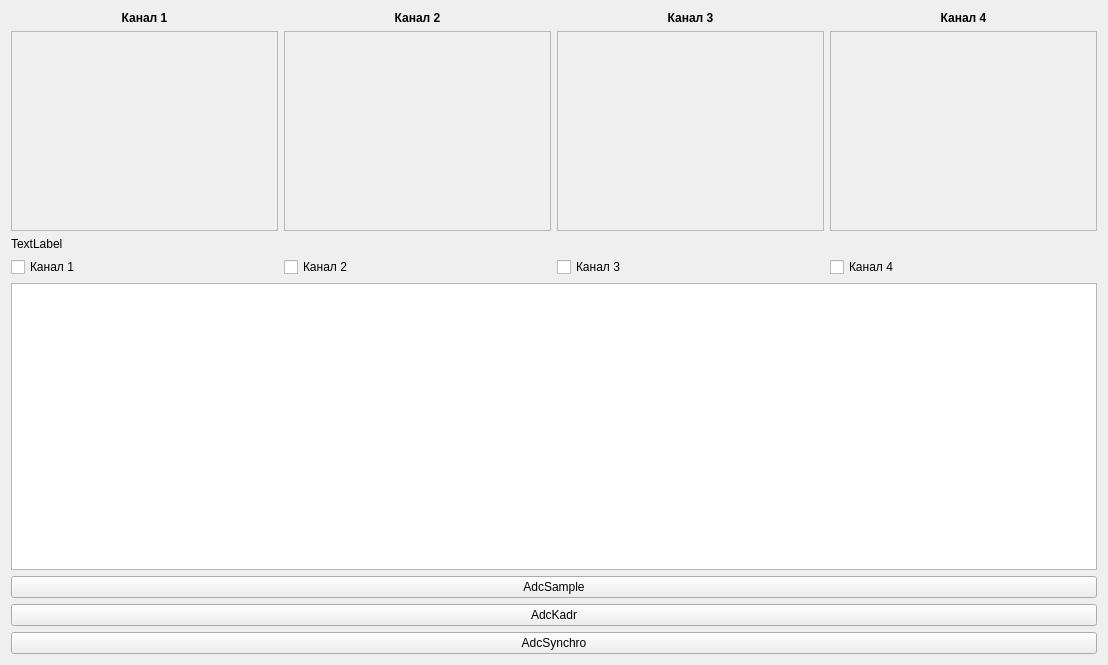
First picture: the form in widget.ui, repository krang4d/Agrekola, before the edit.
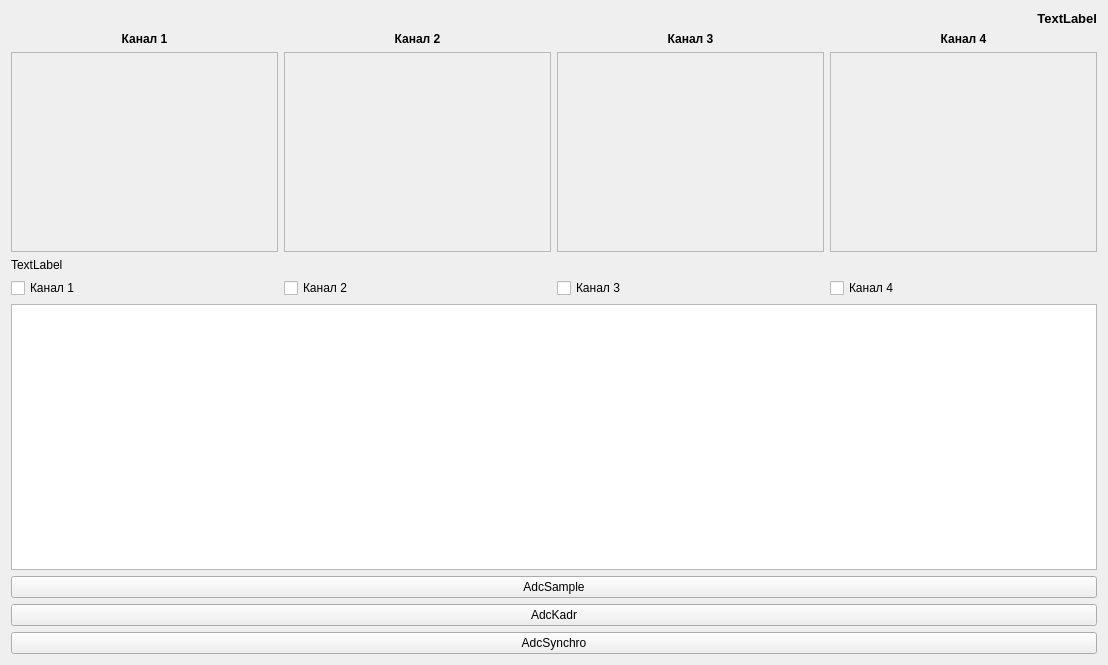
Second picture: the form after the edit. Custom widgets are drawn as their Qt base class.

Patch:
```diff
--- a/widget.ui
+++ b/widget.ui
@@ -10,45 +10,36 @@
     <height>665</height>
    </rect>
   </property>
+  <property name="font">
+   <font>
+    <weight>50</weight>
+    <bold>false</bold>
+   </font>
+  </property>
   <property name="windowTitle">
    <string>Widget</string>
   </property>
   <layout class="QVBoxLayout" name="verticalLayout_2">
+   <item>
+    <widget class="QLabel" name="label_TD">
+     <property name="font">
+      <font>
+       <pointsize>10</pointsize>
+       <weight>75</weight>
+       <bold>true</bold>
+      </font>
+     </property>
+     <property name="text">
+      <string>TextLabel</string>
+     </property>
+     <property name="alignment">
+      <set>Qt::AlignRight|Qt::AlignTrailing|Qt::AlignVCenter</set>
+     </property>
+    </widget>
+   </item>
    <item>
     <layout class="QGridLayout" name="gridLayout">
-     <item row="0" column="0">
-      <widget class="QLabel" name="label">
-       <property name="font">
-        <font>
-         <weight>75</weight>
-         <bold>true</bold>
-        </font>
-       </property>
-       <property name="text">
-        <string>Канал 1</string>
-       </property>
-       <property name="alignment">
-        <set>Qt::AlignCenter</set>
-       </property>
-      </widget>
-     </item>
-     <item row="0" column="1">
-      <widget class="QLabel" name="label_2">
-       <property name="font">
-        <font>
-         <weight>75</weight>
-         <bold>true</bold>
-        </font>
-       </property>
-       <property name="text">
-        <string>Канал 2</string>
-       </property>
-       <property name="alignment">
-        <set>Qt::AlignCenter</set>
-       </property>
-      </widget>
-     </item>
-     <item row="0" column="2">
+     <item row="1" column="2">
       <widget class="QLabel" name="label_3">
        <property name="font">
         <font>
@@ -64,7 +55,23 @@
        </property>
       </widget>
      </item>
-     <item row="0" column="3">
+     <item row="1" column="1">
+      <widget class="QLabel" name="label_2">
+       <property name="font">
+        <font>
+         <weight>75</weight>
+         <bold>true</bold>
+        </font>
+       </property>
+       <property name="text">
+        <string>Канал 2</string>
+       </property>
+       <property name="alignment">
+        <set>Qt::AlignCenter</set>
+       </property>
+      </widget>
+     </item>
+     <item row="1" column="3">
       <widget class="QLabel" name="label_4">
        <property name="font">
         <font>
@@ -81,18 +88,18 @@
       </widget>
      </item>
      <item row="1" column="0">
-      <widget class="QCustomPlot" name="frame_1">
-       <property name="minimumSize">
-        <size>
-         <width>200</width>
-         <height>200</height>
-        </size>
+      <widget class="QLabel" name="label">
+       <property name="font">
+        <font>
+         <weight>75</weight>
+         <bold>true</bold>
+        </font>
        </property>
-       <property name="frameShape">
-        <enum>QFrame::StyledPanel</enum>
+       <property name="text">
+        <string>Канал 1</string>
        </property>
-       <property name="frameShadow">
-        <enum>QFrame::Raised</enum>
+       <property name="alignment">
+        <set>Qt::AlignCenter</set>
        </property>
        <widget class="QLabel" name="label_average">
         <property name="geometry">
@@ -109,7 +116,7 @@
        </widget>
       </widget>
      </item>
-     <item row="1" column="1">
+     <item row="2" column="1">
       <widget class="QCustomPlot" name="frame_2">
        <property name="minimumSize">
         <size>
@@ -138,7 +145,7 @@
        </widget>
       </widget>
      </item>
-     <item row="1" column="2">
+     <item row="2" column="2">
       <widget class="QCustomPlot" name="frame_3">
        <property name="minimumSize">
         <size>
@@ -167,7 +174,36 @@
        </widget>
       </widget>
      </item>
-     <item row="1" column="3">
+     <item row="2" column="0">
+      <widget class="QCustomPlot" name="frame_1">
+       <property name="minimumSize">
+        <size>
+         <width>200</width>
+         <height>200</height>
+        </size>
+       </property>
+       <property name="frameShape">
+        <enum>QFrame::StyledPanel</enum>
+       </property>
+       <property name="frameShadow">
+        <enum>QFrame::Raised</enum>
+       </property>
+       <widget class="QLabel" name="label_average">
+        <property name="geometry">
+         <rect>
+          <x>990</x>
+          <y>10</y>
+          <width>47</width>
+          <height>16</height>
+         </rect>
+        </property>
+        <property name="text">
+         <string>TextLabel</string>
+        </property>
+       </widget>
+      </widget>
+     </item>
+     <item row="2" column="3">
       <widget class="QCustomPlot" name="frame_4">
        <property name="minimumSize">
         <size>
```
Left out of the diff: 13 changed lines with no effect on the pictures.
